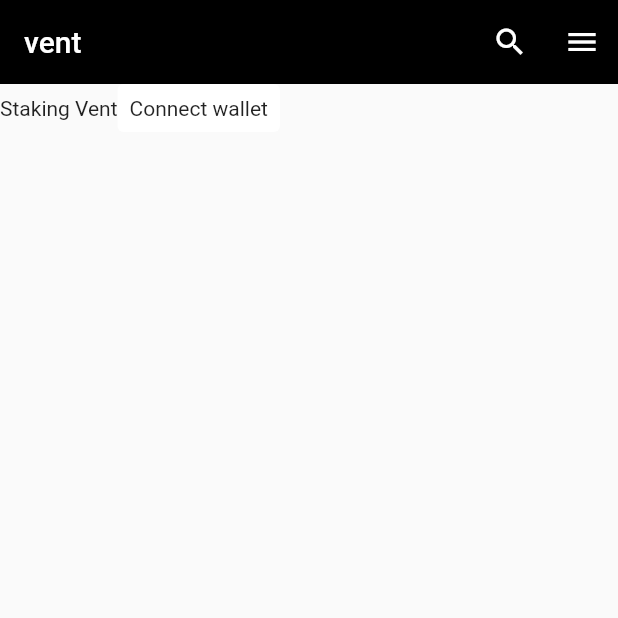
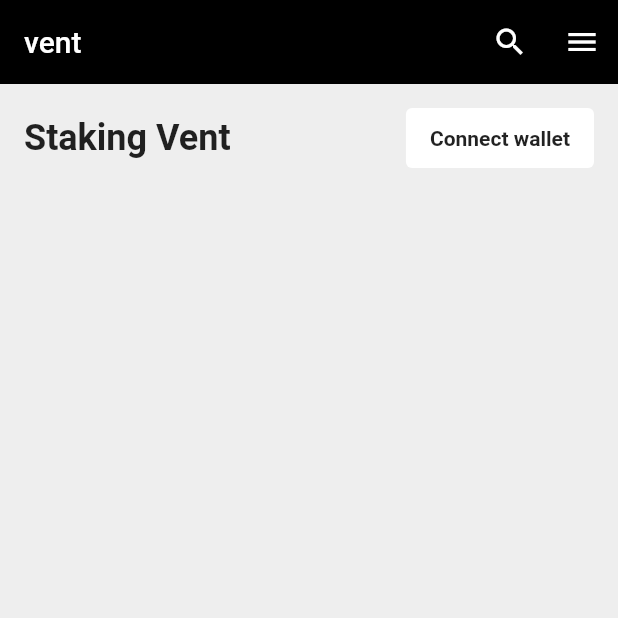
Before and after one commit to JAICHANGPARK/flutter_notebook_19th_story, a Flutter app: the screen it shows after launch, on a phone screen of 412 x 824 dp, the top half of it. Run offline on Flutter 3.47's test engine with Material 2 defaults, Android fonts, the phone set to English and light mode, and no system bars; our stand-ins replace cached_network_image, flutter_riverpod, freezed_annotation, smooth_page_indicator, video_player.

Commit message:
Update staking_main_page.dart

```diff
--- a/lib/ep1117_staking_app/src/ui/staking_main_page.dart
+++ b/lib/ep1117_staking_app/src/ui/staking_main_page.dart
@@ -11,8 +11,9 @@ class _StakingMainPageState extends State<StakingMainPage> with SingleTickerProv
   @override
   Widget build(BuildContext context) {
     return Scaffold(
+      backgroundColor: Colors.grey[200],
       appBar: AppBar(
-        title: Text(
+        title: const Text(
           "vent",
         ),
         backgroundColor: Colors.black,
@@ -21,28 +22,42 @@ class _StakingMainPageState extends State<StakingMainPage> with SingleTickerProv
         actions: [
           IconButton(
             onPressed: () {},
-            icon: Icon(Icons.search),
+            icon: const Icon(Icons.search),
           ),
           IconButton(
             onPressed: () {},
-            icon: Icon(Icons.menu),
+            icon: const Icon(Icons.menu),
           ),
         ],
       ),
       body: SingleChildScrollView(
+        child: Padding(
+          padding: const EdgeInsets.all(16.0),
           child: Column(
             children: [
               Row(
+                mainAxisAlignment: MainAxisAlignment.spaceBetween,
                 children: [
-                Text("Staking Vent"),
+                  const Text(
+                    "Staking Vent",
+                    style: TextStyle(
+                      fontSize: 24,
+                      fontWeight: FontWeight.bold,
+                    ),
+                  ),
                   Container(
-                  padding: EdgeInsets.symmetric(horizontal: 8, vertical: 8),
+                    padding: const EdgeInsets.symmetric(horizontal: 16, vertical: 12),
                     decoration: BoxDecoration(
                       color: Colors.white,
-                    borderRadius: BorderRadius.circular(4)
+                      borderRadius: BorderRadius.circular(4),
                     ),
-                  child: Center(
-                    child: Text('Connect wallet'),
+                    child: const Center(
+                      child: Text(
+                        'Connect wallet',
+                        style: TextStyle(
+                          fontWeight: FontWeight.bold
+                        ),
+                      ),
                     ),
                   )
                 ],
@@ -53,6 +68,7 @@ class _StakingMainPageState extends State<StakingMainPage> with SingleTickerProv
             ],
           ),
         ),
+      ),
     );
   }
 }
```
Lines whose indentation alone changed are shown as unchanged.
